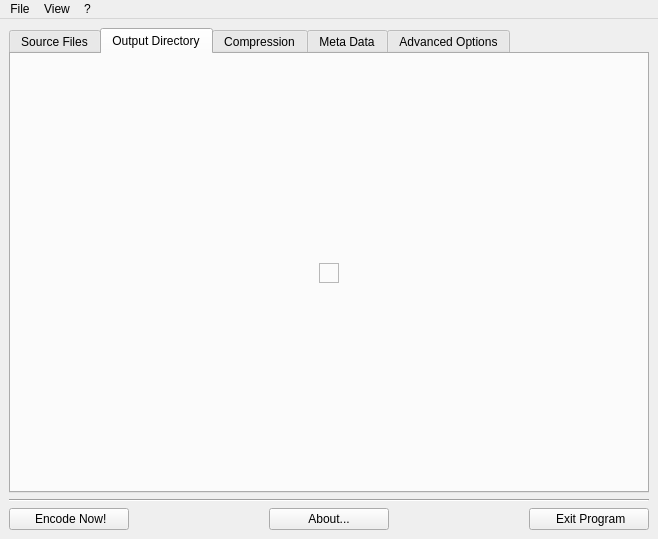
Above: LameXP_QT/gui/MainWindow.ui from manojkumardshenoy/mulder before the change. Below: the same form after it.
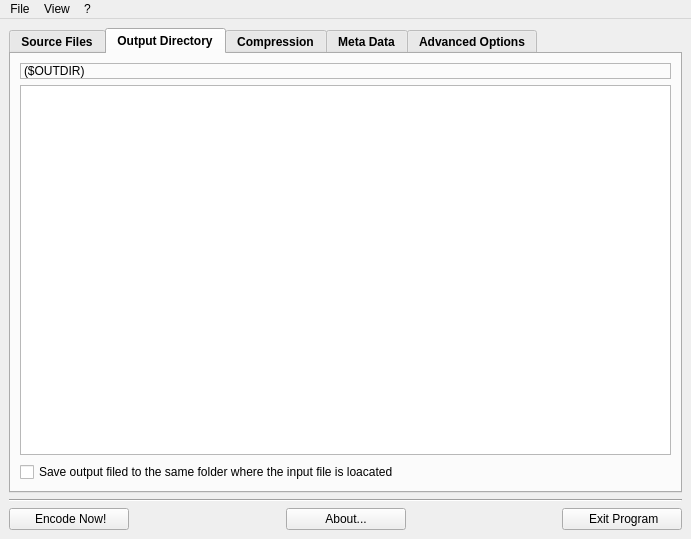
That is the form after the change. The open tabs and pages were chosen to show the change. Icons and pictures are not drawn.

Commit message: [LameXP Qt] Implemented the "output folder" tab + slightly improve splash screen

```diff
--- a/LameXP_QT/gui/MainWindow.ui
+++ b/LameXP_QT/gui/MainWindow.ui
@@ -6,7 +6,7 @@
    <rect>
     <x>0</x>
     <y>0</y>
-    <width>658</width>
+    <width>691</width>
     <height>539</height>
    </rect>
   </property>
@@ -23,6 +23,12 @@
      <layout class="QVBoxLayout" name="verticalLayout">
       <item>
        <widget class="QTabWidget" name="tabWidget">
+        <property name="font">
+         <font>
+          <weight>75</weight>
+          <bold>true</bold>
+         </font>
+        </property>
         <property name="currentIndex">
          <number>0</number>
         </property>
@@ -206,6 +212,12 @@
          </layout>
         </widget>
         <widget class="QWidget" name="tabOutputDir">
+         <property name="font">
+          <font>
+           <weight>50</weight>
+           <bold>false</bold>
+          </font>
+         </property>
          <attribute name="icon">
           <iconset resource="../res/Icons.qrc">
            <normaloff>:/icons/folder_go.png</normaloff>:/icons/folder_go.png</iconset>
@@ -215,9 +227,9 @@
          </attribute>
          <layout class="QGridLayout" name="gridLayout_2">
           <item row="0" column="0">
-           <layout class="QGridLayout" name="gridLayout">
-            <item row="1" column="1">
-             <widget class="QLabel" name="label">
+           <layout class="QVBoxLayout" name="verticalLayout_5">
+            <item>
+             <widget class="QLabel" name="outputFolderLabel">
               <property name="frameShape">
                <enum>QFrame::StyledPanel</enum>
               </property>
@@ -225,67 +237,35 @@
                <enum>QFrame::Sunken</enum>
               </property>
               <property name="text">
-               <string/>
-              </property>
-              <property name="pixmap">
-               <pixmap resource="../res/Images.qrc">:/images/Construction.gif</pixmap>
-              </property>
-              <property name="alignment">
-               <set>Qt::AlignCenter</set>
+               <string>($OUTDIR)</string>
               </property>
              </widget>
             </item>
-            <item row="1" column="0">
-             <spacer name="horizontalSpacer_6">
-              <property name="orientation">
-               <enum>Qt::Horizontal</enum>
-              </property>
-              <property name="sizeHint" stdset="0">
-               <size>
-                <width>40</width>
-                <height>20</height>
-               </size>
-              </property>
-             </spacer>
+            <item>
+             <widget class="QTreeView" name="outputFolderView"/>
             </item>
-            <item row="1" column="2">
-             <spacer name="horizontalSpacer_7">
-              <property name="orientation">
-               <enum>Qt::Horizontal</enum>
-              </property>
-              <property name="sizeHint" stdset="0">
-               <size>
-                <width>40</width>
-                <height>20</height>
-               </size>
-              </property>
-             </spacer>
-            </item>
-            <item row="0" column="1">
+            <item>
              <spacer name="verticalSpacer">
               <property name="orientation">
                <enum>Qt::Vertical</enum>
               </property>
+              <property name="sizeType">
+               <enum>QSizePolicy::Fixed</enum>
+              </property>
               <property name="sizeHint" stdset="0">
                <size>
                 <width>20</width>
-                <height>40</height>
+                <height>1</height>
                </size>
               </property>
              </spacer>
             </item>
-            <item row="2" column="1">
-             <spacer name="verticalSpacer_2">
-              <property name="orientation">
-               <enum>Qt::Vertical</enum>
+            <item>
+             <widget class="QCheckBox" name="saveToSourceFolderCheckBox">
+              <property name="text">
+               <string>Save output filed to the same folder where the input file is loacated</string>
               </property>
-              <property name="sizeHint" stdset="0">
-               <size>
-                <width>20</width>
-                <height>40</height>
-               </size>
-              </property>
-             </spacer>
+             </widget>
             </item>
            </layout>
           </item>
@@ -657,7 +637,7 @@
     <rect>
      <x>0</x>
      <y>0</y>
-     <width>658</width>
+     <width>691</width>
      <height>21</height>
     </rect>
    </property>
```
Left out of the diff: 43 changed lines with no effect on the pictures. The commit also changes 11 other files.
